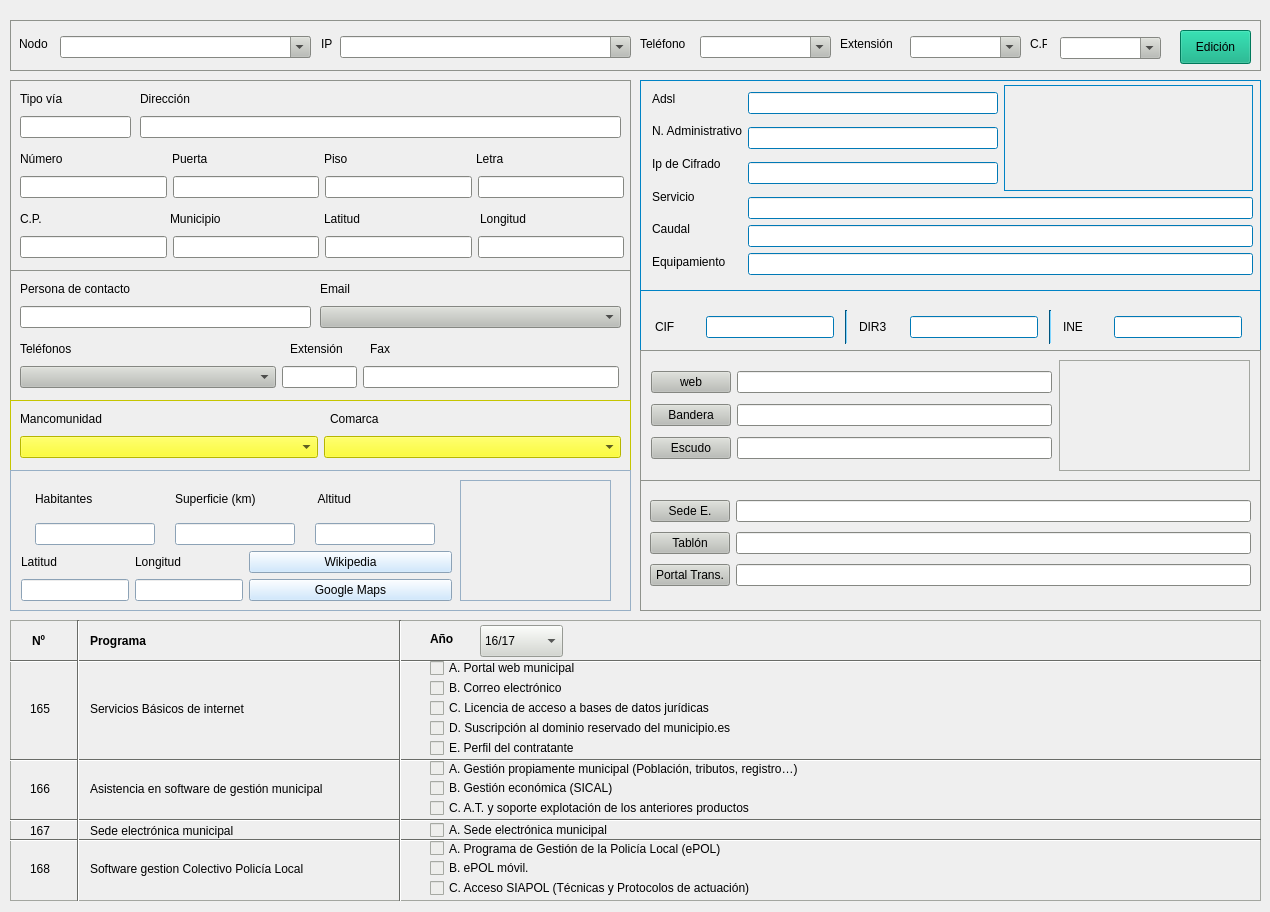
This is sedes.ui in kapazao/GrxMenu as Qt 5 draws it before an edit. The edited form follows.
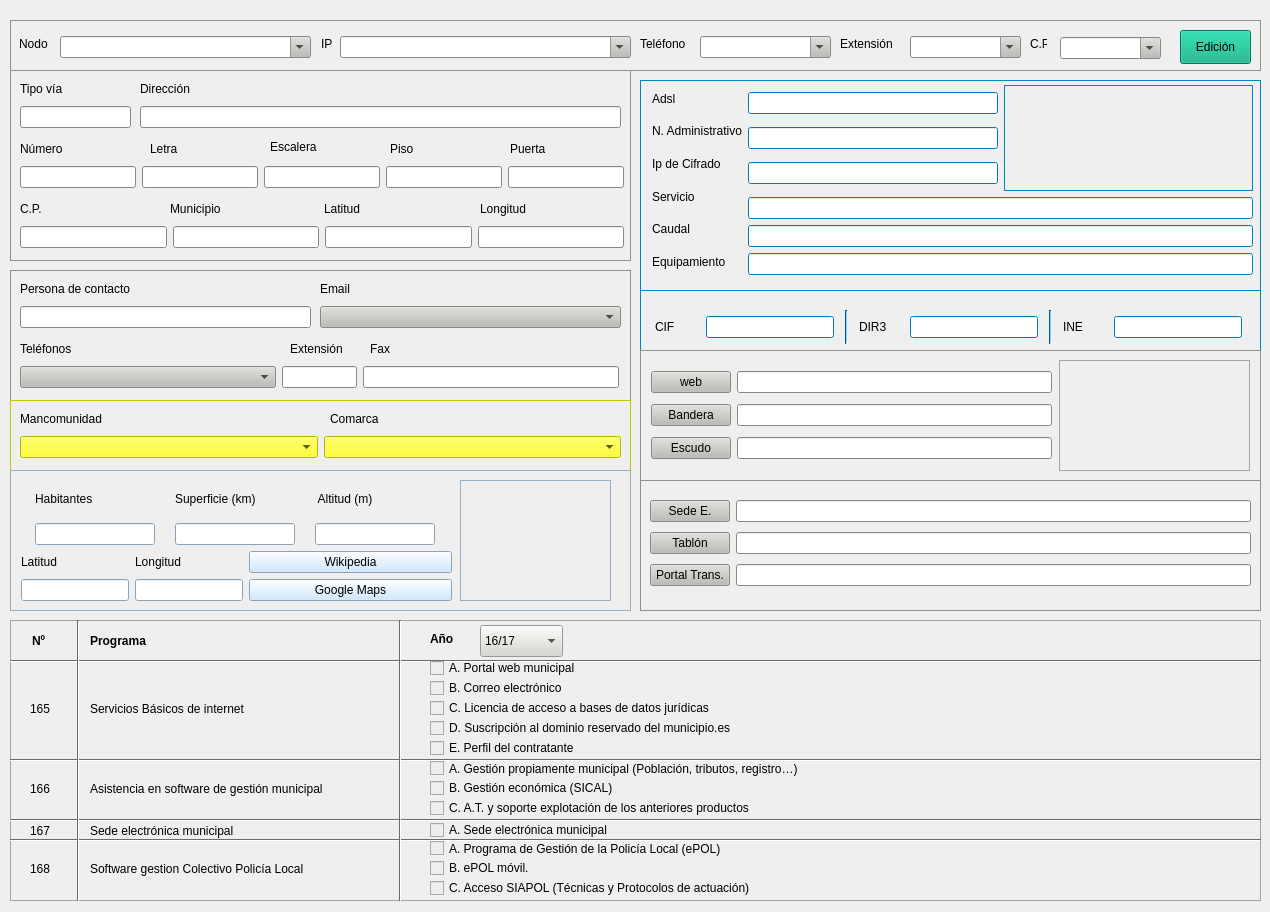
This is the edited form.

Patch:
```diff
--- a/sedes.ui
+++ b/sedes.ui
@@ -1681,7 +1681,7 @@
    <property name="geometry">
     <rect>
      <x>10</x>
-     <y>80</y>
+     <y>70</y>
      <width>621</width>
      <height>191</height>
     </rect>
@@ -2110,7 +2110,7 @@
    <widget class="QLabel" name="label_8">
     <property name="geometry">
      <rect>
-      <x>314</x>
+      <x>380</x>
       <y>70</y>
       <width>29</width>
       <height>17</height>
@@ -2214,7 +2214,7 @@
    <widget class="QLabel" name="label_6">
     <property name="geometry">
      <rect>
-      <x>466</x>
+      <x>140</x>
       <y>70</y>
       <width>36</width>
       <height>17</height>
@@ -2227,7 +2227,7 @@
    <widget class="QLabel" name="label_7">
     <property name="geometry">
      <rect>
-      <x>162</x>
+      <x>500</x>
       <y>70</y>
       <width>46</width>
       <height>17</height>
@@ -2314,33 +2314,10 @@
      <item>
       <widget class="QLineEdit" name="lineEdit_numero">
        <property name="inputMask">
-        <string>AAA</string>
+        <string/>
        </property>
-       <property name="alignment">
-        <set>Qt::AlignRight|Qt::AlignTrailing|Qt::AlignVCenter</set>
-       </property>
-       <property name="readOnly">
-        <bool>true</bool>
-       </property>
-      </widget>
-     </item>
-     <item>
-      <widget class="QLineEdit" name="lineEdit_puerta">
-       <property name="inputMask">
-        <string>AAA</string>
-       </property>
-       <property name="alignment">
-        <set>Qt::AlignRight|Qt::AlignTrailing|Qt::AlignVCenter</set>
-       </property>
-       <property name="readOnly">
-        <bool>true</bool>
-       </property>
-      </widget>
-     </item>
-     <item>
-      <widget class="QLineEdit" name="lineEdit_piso">
-       <property name="inputMask">
-        <string>AAA</string>
+       <property name="maxLength">
+        <number>3</number>
        </property>
        <property name="alignment">
         <set>Qt::AlignRight|Qt::AlignTrailing|Qt::AlignVCenter</set>
@@ -2363,6 +2340,48 @@
        </property>
       </widget>
      </item>
+     <item>
+      <widget class="QLineEdit" name="lineEdit_escalera">
+       <property name="maxLength">
+        <number>3</number>
+       </property>
+       <property name="alignment">
+        <set>Qt::AlignRight|Qt::AlignTrailing|Qt::AlignVCenter</set>
+       </property>
+      </widget>
+     </item>
+     <item>
+      <widget class="QLineEdit" name="lineEdit_piso">
+       <property name="inputMask">
+        <string/>
+       </property>
+       <property name="maxLength">
+        <number>3</number>
+       </property>
+       <property name="alignment">
+        <set>Qt::AlignRight|Qt::AlignTrailing|Qt::AlignVCenter</set>
+       </property>
+       <property name="readOnly">
+        <bool>true</bool>
+       </property>
+      </widget>
+     </item>
+     <item>
+      <widget class="QLineEdit" name="lineEdit_puerta">
+       <property name="inputMask">
+        <string/>
+       </property>
+       <property name="maxLength">
+        <number>3</number>
+       </property>
+       <property name="alignment">
+        <set>Qt::AlignRight|Qt::AlignTrailing|Qt::AlignVCenter</set>
+       </property>
+       <property name="readOnly">
+        <bool>true</bool>
+       </property>
+      </widget>
+     </item>
     </layout>
    </widget>
    <widget class="QWidget" name="horizontalLayoutWidget">
@@ -2412,6 +2431,19 @@
      </item>
     </layout>
    </widget>
+   <widget class="QLabel" name="label_15">
+    <property name="geometry">
+     <rect>
+      <x>260</x>
+      <y>70</y>
+      <width>59</width>
+      <height>14</height>
+     </rect>
+    </property>
+    <property name="text">
+     <string>Escalera</string>
+    </property>
+   </widget>
   </widget>
   <widget class="QFrame" name="frame_4">
    <property name="geometry">
@@ -2987,8 +3019,8 @@
            <widget class="QPushButton" name="pB_router">
             <property name="geometry">
              <rect>
-              <x>1</x>
-              <y>1</y>
+              <x>2</x>
+              <y>2</y>
               <width>230</width>
               <height>88</height>
              </rect>
@@ -5509,7 +5541,7 @@
      <property name="geometry">
       <rect>
        <x>0</x>
-       <y>1</y>
+       <y>3</y>
        <width>149</width>
        <height>119</height>
       </rect>
@@ -5531,7 +5563,7 @@
      </property>
     </widget>
    </widget>
-   <widget class="QWidget" name="">
+   <widget class="QWidget" name="layoutWidget">
     <property name="geometry">
      <rect>
       <x>11</x>
@@ -5620,7 +5652,7 @@
          <item>
           <widget class="QLabel" name="label_33">
            <property name="text">
-            <string> Altitud</string>
+            <string> Altitud (m)</string>
            </property>
           </widget>
          </item>
```
Left out of the diff: 11 changed lines with no effect on the pictures.
